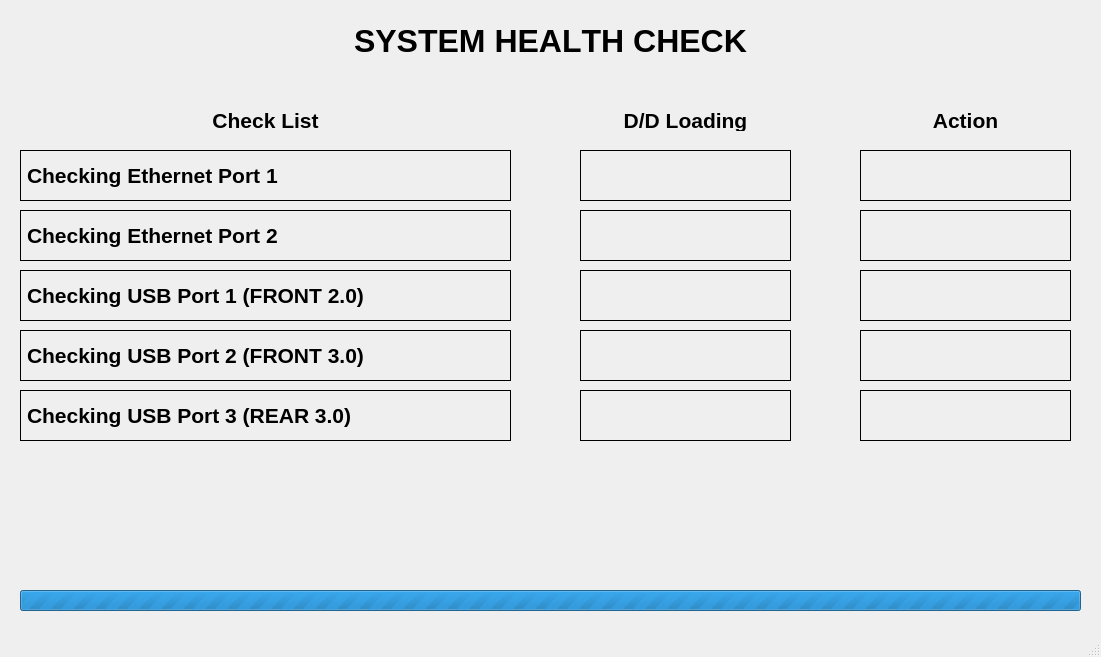
The window that SysMon/mainwindow.ui (ariariK/LPR) describes before a commit, drawn with Qt 5.
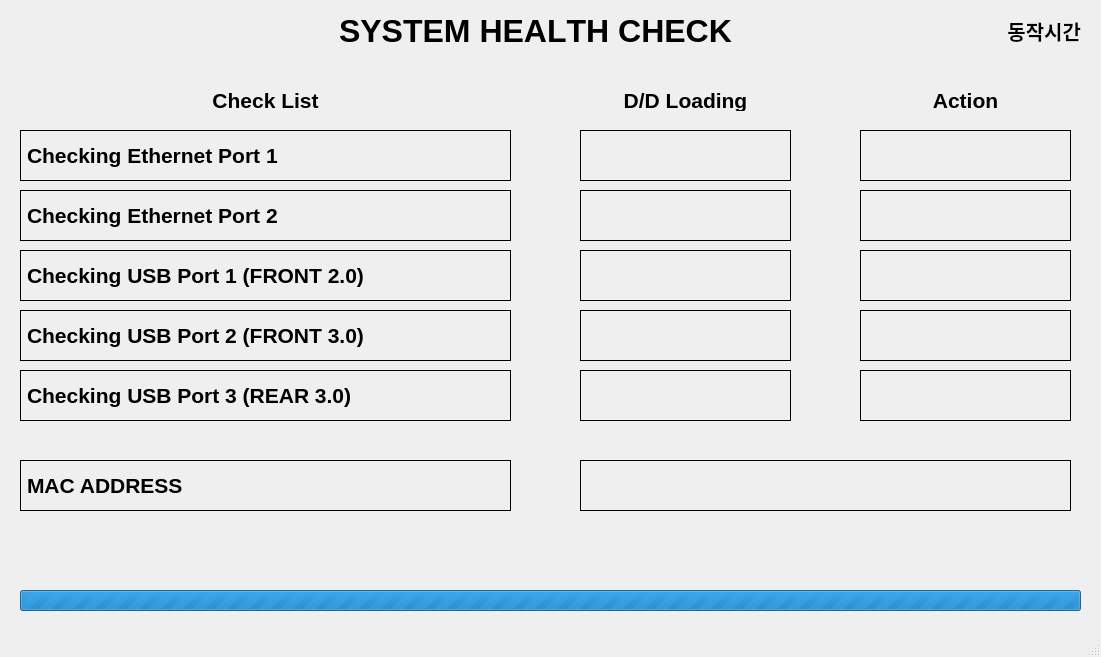
The same window after the commit.

Patch:
```diff
--- a/SysMon/mainwindow.ui
+++ b/SysMon/mainwindow.ui
@@ -18,7 +18,7 @@
     <property name="geometry">
      <rect>
       <x>20</x>
-      <y>150</y>
+      <y>130</y>
       <width>491</width>
       <height>51</height>
      </rect>
@@ -41,7 +41,7 @@
     <property name="geometry">
      <rect>
       <x>20</x>
-      <y>270</y>
+      <y>250</y>
       <width>491</width>
       <height>51</height>
      </rect>
@@ -64,7 +64,7 @@
     <property name="geometry">
      <rect>
       <x>20</x>
-      <y>330</y>
+      <y>310</y>
       <width>491</width>
       <height>51</height>
      </rect>
@@ -87,7 +87,7 @@
     <property name="geometry">
      <rect>
       <x>20</x>
-      <y>390</y>
+      <y>370</y>
       <width>491</width>
       <height>51</height>
      </rect>
@@ -109,9 +109,9 @@
    <widget class="QLabel" name="label_5">
     <property name="geometry">
      <rect>
-      <x>20</x>
-      <y>10</y>
-      <width>1061</width>
+      <x>310</x>
+      <y>0</y>
+      <width>451</width>
       <height>61</height>
      </rect>
     </property>
@@ -161,7 +161,7 @@
     <property name="geometry">
      <rect>
       <x>580</x>
-      <y>150</y>
+      <y>130</y>
       <width>211</width>
       <height>51</height>
      </rect>
@@ -187,7 +187,7 @@
     <property name="geometry">
      <rect>
       <x>20</x>
-      <y>210</y>
+      <y>190</y>
       <width>491</width>
       <height>51</height>
      </rect>
@@ -210,7 +210,7 @@
     <property name="geometry">
      <rect>
       <x>580</x>
-      <y>210</y>
+      <y>190</y>
       <width>211</width>
       <height>51</height>
      </rect>
@@ -236,7 +236,7 @@
     <property name="geometry">
      <rect>
       <x>580</x>
-      <y>270</y>
+      <y>250</y>
       <width>211</width>
       <height>51</height>
      </rect>
@@ -262,7 +262,7 @@
     <property name="geometry">
      <rect>
       <x>580</x>
-      <y>330</y>
+      <y>310</y>
       <width>211</width>
       <height>51</height>
      </rect>
@@ -288,7 +288,7 @@
     <property name="geometry">
      <rect>
       <x>580</x>
-      <y>390</y>
+      <y>370</y>
       <width>211</width>
       <height>51</height>
      </rect>
@@ -314,7 +314,7 @@
     <property name="geometry">
      <rect>
       <x>860</x>
-      <y>270</y>
+      <y>250</y>
       <width>211</width>
       <height>51</height>
      </rect>
@@ -340,7 +340,7 @@
     <property name="geometry">
      <rect>
       <x>860</x>
-      <y>330</y>
+      <y>310</y>
       <width>211</width>
       <height>51</height>
      </rect>
@@ -366,7 +366,7 @@
     <property name="geometry">
      <rect>
       <x>860</x>
-      <y>390</y>
+      <y>370</y>
       <width>211</width>
       <height>51</height>
      </rect>
@@ -392,7 +392,7 @@
     <property name="geometry">
      <rect>
       <x>25</x>
-      <y>110</y>
+      <y>90</y>
       <width>481</width>
       <height>21</height>
      </rect>
@@ -415,7 +415,7 @@
     <property name="geometry">
      <rect>
       <x>580</x>
-      <y>110</y>
+      <y>90</y>
       <width>211</width>
       <height>21</height>
      </rect>
@@ -438,7 +438,7 @@
     <property name="geometry">
      <rect>
       <x>860</x>
-      <y>110</y>
+      <y>90</y>
       <width>211</width>
       <height>21</height>
      </rect>
@@ -461,7 +461,7 @@
     <property name="geometry">
      <rect>
       <x>860</x>
-      <y>150</y>
+      <y>130</y>
       <width>211</width>
       <height>51</height>
      </rect>
@@ -487,7 +487,7 @@
     <property name="geometry">
      <rect>
       <x>860</x>
-      <y>210</y>
+      <y>190</y>
       <width>211</width>
       <height>51</height>
      </rect>
@@ -509,6 +509,78 @@
      <set>Qt::AlignCenter</set>
     </property>
    </widget>
+   <widget class="QLabel" name="label_mac">
+    <property name="geometry">
+     <rect>
+      <x>580</x>
+      <y>460</y>
+      <width>491</width>
+      <height>51</height>
+     </rect>
+    </property>
+    <property name="font">
+     <font>
+      <pointsize>16</pointsize>
+      <weight>75</weight>
+      <bold>true</bold>
+     </font>
+    </property>
+    <property name="frameShape">
+     <enum>QFrame::Box</enum>
+    </property>
+    <property name="text">
+     <string/>
+    </property>
+    <property name="alignment">
+     <set>Qt::AlignCenter</set>
+    </property>
+   </widget>
+   <widget class="QLabel" name="label_10">
+    <property name="geometry">
+     <rect>
+      <x>20</x>
+      <y>460</y>
+      <width>491</width>
+      <height>51</height>
+     </rect>
+    </property>
+    <property name="font">
+     <font>
+      <pointsize>16</pointsize>
+      <weight>75</weight>
+      <bold>true</bold>
+     </font>
+    </property>
+    <property name="frameShape">
+     <enum>QFrame::Box</enum>
+    </property>
+    <property name="text">
+     <string>MAC ADDRESS</string>
+    </property>
+   </widget>
+   <widget class="QLabel" name="runningTime">
+    <property name="geometry">
+     <rect>
+      <x>790</x>
+      <y>10</y>
+      <width>291</width>
+      <height>41</height>
+     </rect>
+    </property>
+    <property name="font">
+     <font>
+      <pointsize>15</pointsize>
+      <weight>75</weight>
+      <bold>true</bold>
+     </font>
+    </property>
+    <property name="text">
+     <string>동작시간</string>
+    </property>
+    <property name="alignment">
+     <set>Qt::AlignRight|Qt::AlignTrailing|Qt::AlignVCenter</set>
+    </property>
+   </widget>
   </widget>
   <widget class="QMenuBar" name="menubar">
    <property name="geometry">
```
Left out of the diff: 5 changed lines with no effect on the pictures.
